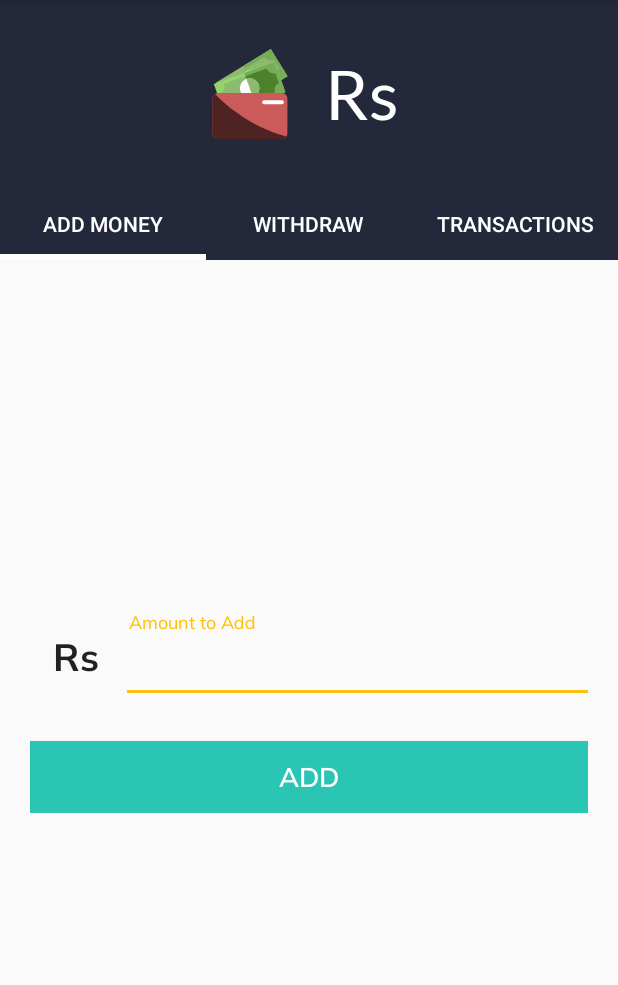
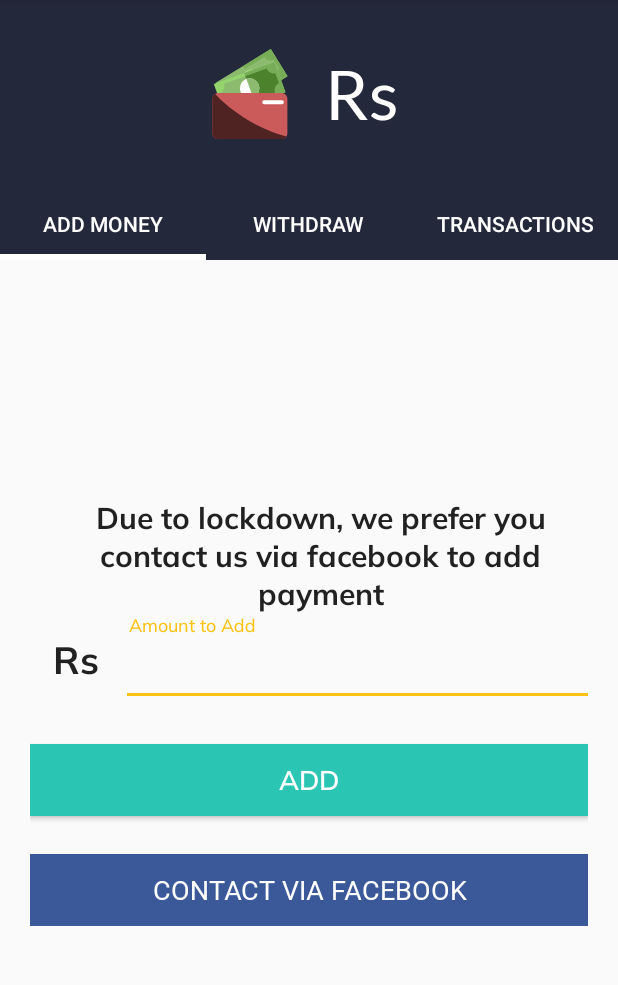
Before and after one commit to bestap/BattleZone2020, an Android app: the AddMoneyFragment screen opened directly, with no data from a screen before it, on a phone screen of 412 x 824 dp, the part 84-1069 px from its top. Run offline under Robolectric (Android 15) with nearby library versions, the phone set to English and light mode, and no system bars; our stand-ins replace Shimmer; libraries missing offline, so code that uses them is left out: com.paytm.pgsdk; Roboto replaces fonts that are not available here; 1 statement that could not run was skipped.

Commit message:
v5 added facebook page

```diff
--- a/app/build.gradle
+++ b/app/build.gradle
@@ -36,7 +36,7 @@ android {
 
         minSdkVersion 19
         targetSdkVersion 28
-        versionCode 3
+        versionCode 5
         versionName "1"
         multiDexEnabled true
         testInstrumentationRunner "androidx.test.runner.AndroidJUnitRunner"
--- a/app/src/main/res/layout/fragment_addmoney.xml
+++ b/app/src/main/res/layout/fragment_addmoney.xml
@@ -11,6 +11,18 @@
         android:layout_marginLeft="20.0dip"
         android:layout_marginRight="20.0dip"
         android:orientation="vertical">
+
+        <TextView
+            android:layout_width="wrap_content"
+            android:layout_height="wrap_content"
+            android:layout_gravity="center"
+            android:fontFamily="@font/muli_bold"
+            android:paddingLeft="15.0dip"
+            android:text="Due to lockdown, we prefer you contact us via facebook to add payment"
+            android:textAlignment="center"
+            android:textAppearance="@style/Base.TextAppearance.AppCompat.Large"
+            android:textSize="20.0dip" />
+
 
         <LinearLayout
             android:layout_width="fill_parent"
@@ -75,5 +87,18 @@
             android:text="ADD"
             android:textColor="#ffffffff"
             android:textSize="18.0sp" />
+        <Button
+            android:id="@+id/contactFacebook"
+            android:layout_width="fill_parent"
+            android:layout_height="wrap_content"
+            android:layout_gravity="center"
+            android:layout_marginTop="25.0dip"
+            android:background="#3b5998"
+            android:clickable="true"
+            android:fontFamily="@font/roboto_medium"
+            android:foreground="?android:selectableItemBackground"
+            android:text="Contact via Facebook"
+            android:textColor="#ffffffff"
+            android:textSize="18.0sp" />
     </LinearLayout>
 </LinearLayout>
```
Also changed, not shown: app/src/main/java/com/bwithhkj/battle/zone/tournaments/config/config.java (+1 -8 lines), app/src/main/java/com/bwithhkj/battle/zone/tournaments/fragment/AddMoneyFragment.java (+40 -1 lines), app/src/main/java/com/bwithhkj/battle/zone/tournaments/fragment/ProfileFragment.java (+8 -1 lines), 1 other file.
